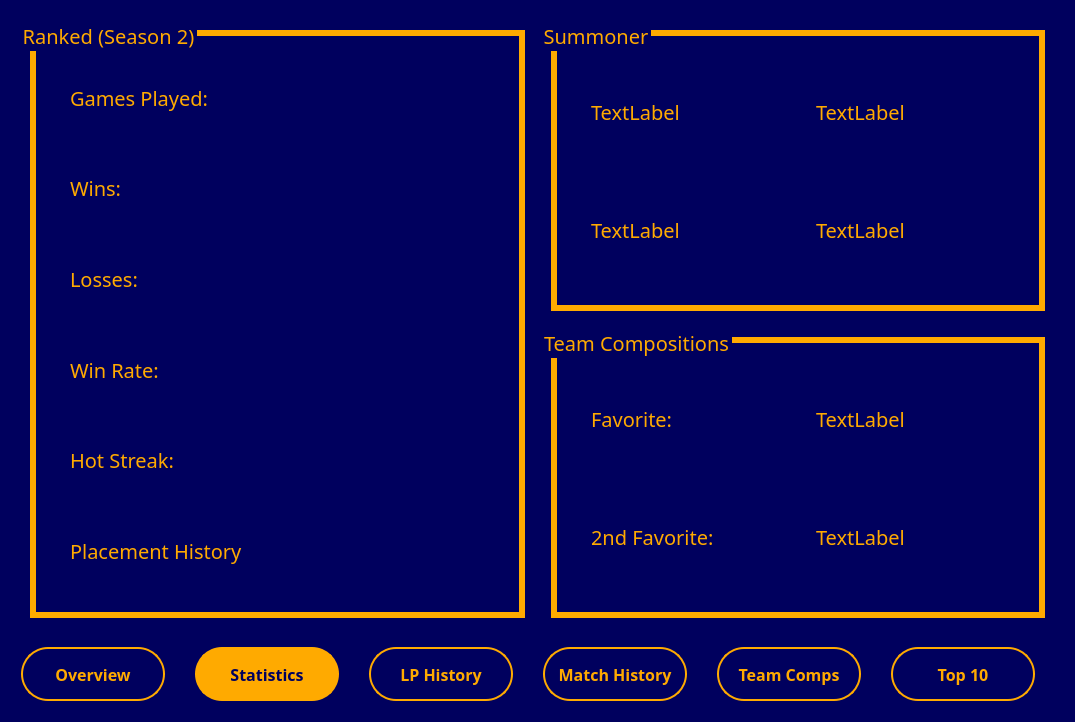
The window that analyticswindow.ui (YannikSahl/TFT-Analyzer) describes before a commit, drawn with Qt 5.
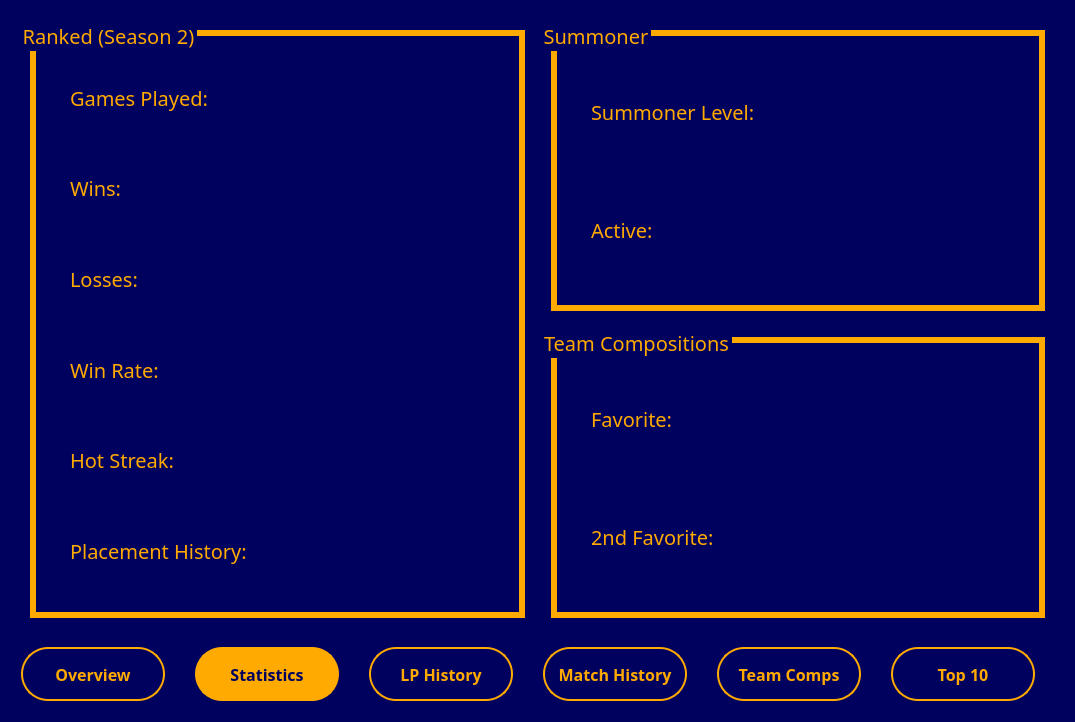
The same window after the commit. Icons and pictures are not drawn.

Commit message: Layout changes in analytics Window

What changed in the file:
```diff
--- a/analyticswindow.ui
+++ b/analyticswindow.ui
@@ -333,28 +333,28 @@
           <item row="0" column="0">
            <widget class="QLabel" name="label_3">
             <property name="text">
-             <string>TextLabel</string>
+             <string>Summoner Level: </string>
             </property>
            </widget>
           </item>
           <item row="0" column="1">
            <widget class="QLabel" name="label_4">
             <property name="text">
-             <string>TextLabel</string>
+             <string/>
             </property>
            </widget>
           </item>
           <item row="1" column="0">
            <widget class="QLabel" name="label_5">
             <property name="text">
-             <string>TextLabel</string>
+             <string>Active: </string>
             </property>
            </widget>
           </item>
           <item row="1" column="1">
            <widget class="QLabel" name="label_6">
             <property name="text">
-             <string>TextLabel</string>
+             <string/>
             </property>
            </widget>
           </item>
@@ -377,7 +377,7 @@
           <item row="0" column="1">
            <widget class="QLabel" name="label_8">
             <property name="text">
-             <string>TextLabel</string>
+             <string/>
             </property>
            </widget>
           </item>
@@ -391,7 +391,7 @@
           <item row="1" column="1">
            <widget class="QLabel" name="label_10">
             <property name="text">
-             <string>TextLabel</string>
+             <string/>
             </property>
            </widget>
           </item>
@@ -450,7 +450,7 @@
           <item row="6" column="0">
            <widget class="QLabel" name="label_placementHistory">
             <property name="text">
-             <string>Placement History</string>
+             <string>Placement History:</string>
             </property>
            </widget>
           </item>
```
Left out of the diff: 48 changed lines with no effect on the pictures. The commit also changes 2 other files.
